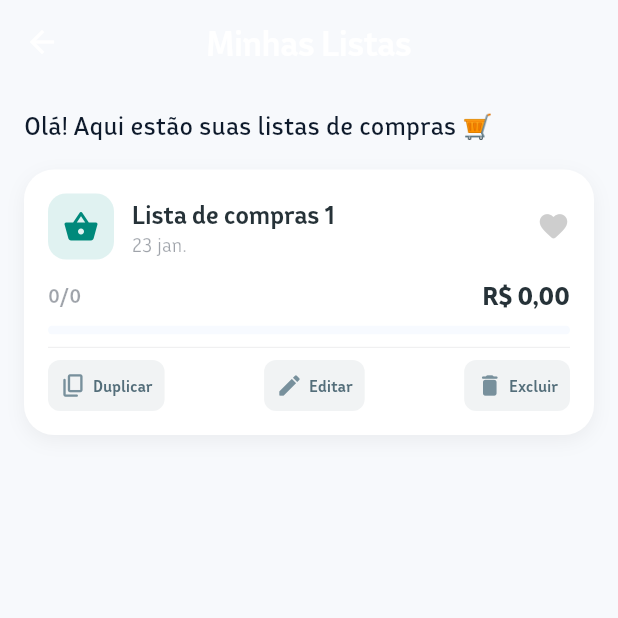
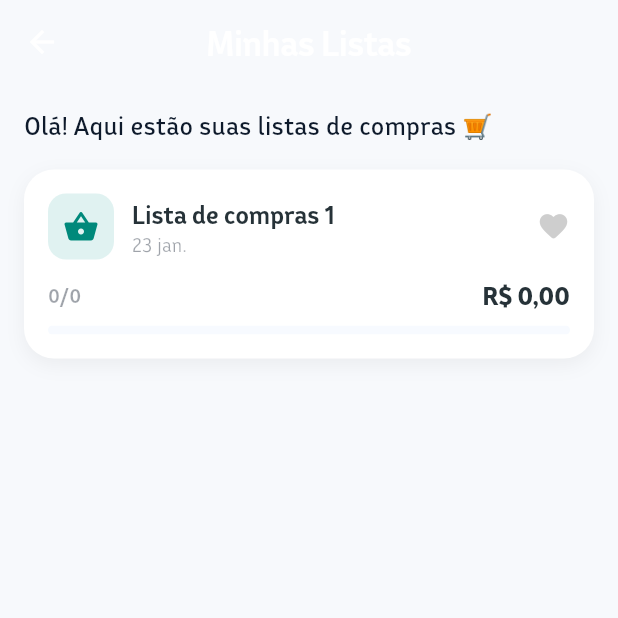
Before and after one commit to VViniLLima/checklist-app-flutter, a Flutter app: the HomeScreen screen opened directly, on a phone screen of 412 x 824 dp, the top half of it. Run offline on Flutter 3.47's test engine with Material 3 defaults, Android fonts, the phone set to English and light mode, and no system bars; our stand-ins replace shared_preferences; accounts and stored records are empty.

Commit message:
Update: Moving the 'Excluir' button to the suspended menu.

```diff
--- a/lib/features/shopping_list/screens/home_screen.dart
+++ b/lib/features/shopping_list/screens/home_screen.dart
@@ -23,6 +23,11 @@ class HomeScreen extends StatefulWidget {
 class _HomeScreenState extends State<HomeScreen> {
   final Map<String, Map<String, dynamic>> _listMetadata = {};
   bool _isMetadataLoading = false;
+  Offset _tapPosition = Offset.zero;
+
+  void _getTapPosition(TapDownDetails details) {
+    _tapPosition = details.globalPosition;
+  }
 
   @override
   void initState() {
@@ -202,9 +207,15 @@ class _HomeScreenState extends State<HomeScreen> {
           ),
         ],
       ),
+      child: GestureDetector(
+        onTapDown: _getTapPosition,
         child: InkWell(
-        onTap: () =>
-            _openList(context, context.read<ShoppingListController>(), list.id),
+          onTap: () => _openList(
+            context,
+            context.read<ShoppingListController>(),
+            list.id,
+          ),
+          onLongPress: () => _showContextMenu(context, list),
           borderRadius: BorderRadius.circular(20),
           child: Padding(
             padding: const EdgeInsets.all(16),
@@ -262,7 +273,8 @@ class _HomeScreenState extends State<HomeScreen> {
                           onTap: () {
                             setState(() {
                               final current =
-                                _listMetadata[list.id]?['isFavorite'] ?? false;
+                                  _listMetadata[list.id]?['isFavorite'] ??
+                                  false;
                               _listMetadata[list.id] = {
                                 ...(_listMetadata[list.id] ?? {}),
                                 'isFavorite': !current,
@@ -320,70 +332,69 @@ class _HomeScreenState extends State<HomeScreen> {
                     ),
                   ),
                 ),
-              const SizedBox(height: 8),
-
-              // Horizontal Divider
-              Divider(
-                height: 1,
-                thickness: 0.5,
-                color: colorScheme.outline.withOpacity(0.1),
-              ),
-              const SizedBox(height: 8),
-
-              // Action Buttons Row
-              Row(
-                mainAxisAlignment: MainAxisAlignment.spaceBetween,
-                children: [
-                  _buildActionButton(
-                    Icons.copy_rounded,
-                    'Duplicar',
-                    const Color(0xFF78909C),
-                  ),
-                  _buildActionButton(
-                    Icons.edit_rounded,
-                    'Editar',
-                    const Color(0xFF78909C),
-                  ),
-                  _buildActionButton(
-                    Icons.delete_rounded,
-                    'Excluir',
-                    const Color(0xFF78909C),
-                  ),
               ],
             ),
-            ],
           ),
         ),
       ),
     );
   }
 
-  Widget _buildActionButton(IconData icon, String label, Color iconColor) {
-    return InkWell(
-      onTap: () {}, // No action for now
-      borderRadius: BorderRadius.circular(8),
-      child: Container(
-        padding: const EdgeInsets.symmetric(horizontal: 8, vertical: 8),
-        decoration: BoxDecoration(
-          color: const Color(0xFFF1F3F4), // Light gray background for buttons
-          borderRadius: BorderRadius.circular(8),
+  void _showContextMenu(BuildContext context, ShoppingList list) {
+    final RenderBox overlay =
+        Overlay.of(context).context.findRenderObject() as RenderBox;
+
+    showMenu(
+      context: context,
+      position: RelativeRect.fromRect(
+        _tapPosition & const Size(40, 40),
+        Offset.zero & overlay.size,
       ),
+      shape: RoundedRectangleBorder(borderRadius: BorderRadius.circular(16)),
+      items: [
+        PopupMenuItem(
+          value: 'duplicate',
           child: Row(
-          mainAxisSize: MainAxisSize.min,
             children: [
-            Icon(icon, size: 18, color: iconColor),
-            const SizedBox(width: 4),
+              Icon(
+                Icons.copy_rounded,
+                color: Theme.of(context).colorScheme.primary,
+              ),
+              const SizedBox(width: 12),
+              const Text('Duplicar'),
+            ],
+          ),
+        ),
+        PopupMenuItem(
+          value: 'edit',
+          child: Row(
+            children: [
+              Icon(
+                Icons.edit_rounded,
+                color: Theme.of(context).colorScheme.primary,
+              ),
+              const SizedBox(width: 12),
+              const Text('Editar'),
+            ],
+          ),
+        ),
+        PopupMenuItem(
+          value: 'delete',
+          child: Row(
+            children: [
+              Icon(
+                Icons.delete_rounded,
+                color: Theme.of(context).colorScheme.error,
+              ),
+              const SizedBox(width: 12),
               Text(
-              label,
-              style: const TextStyle(
-                fontSize: 10,
-                fontWeight: FontWeight.bold,
-                color: Color(0xFF546E7A),
-              ),
+                'Excluir',
+                style: TextStyle(color: Theme.of(context).colorScheme.error),
               ),
             ],
           ),
         ),
+      ],
     );
   }
 
```
Lines whose indentation alone changed are shown as unchanged.
